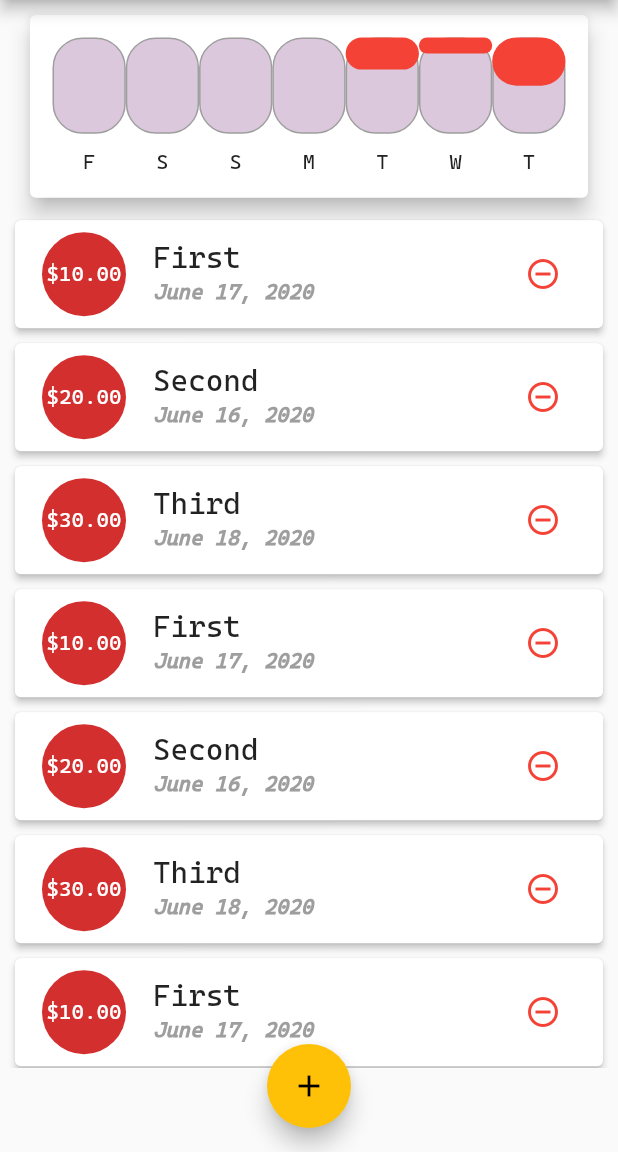
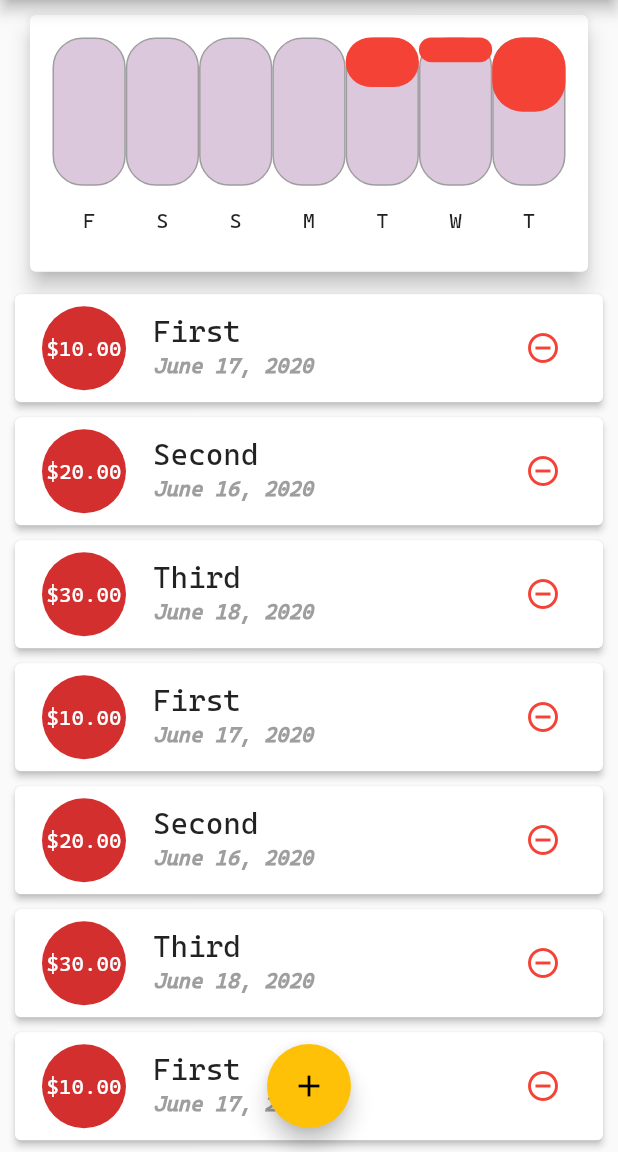
Before and after one commit to perettigiuliano/personal_expense, a Flutter app: the screen it shows after launch, on a phone screen of 412 x 824 dp, the part 84-1236 px from its top. Run offline on Flutter 3.47's test engine with Material 2 defaults, Android fonts, the phone set to English and light mode, and no system bars.

Commit message:
lesson 132

```diff
--- a/lib/main.dart
+++ b/lib/main.dart
@@ -1,5 +1,6 @@
 import 'package:flutter/material.dart';
 import 'package:flutter/rendering.dart';
+// import 'package:flutter/services.dart';
 import 'package:personal_expense/utils/utils.dart';
 import 'package:personal_expense/widgets/chart.dart';
 import 'package:personal_expense/widgets/new_transaction.dart';
@@ -8,6 +9,9 @@ import 'package:personal_expense/widgets/transaction_list.dart';
 import 'models/transaction.dart';
 
 Future<void> main() async {
+  // WidgetsFlutterBinding.ensureInitialized();
+  // SystemChrome.setPreferredOrientations(
+  //     [DeviceOrientation.portraitUp, DeviceOrientation.portraitDown]);
   runApp(MyApp());
 }
 
@@ -75,12 +79,13 @@ class _MyHomePageState extends State<MyHomePage> {
         date: DateTime.now().subtract(Duration(days: 2))),
     Transaction(id: "3", title: "Third", amount: 30.0, date: DateTime.now()),
   ];
+  bool _showChart = false;
 
-  List<Transaction> get _weekTransactions {
-    return _transactions.where((element) {
-      return element.date.isAfter(DateTime.now().subtract(Duration(days: 7)));
-    }).toList();
-  }
+  // List<Transaction> get _weekTransactions {
+  //   return _transactions.where((element) {
+  //     return element.date.isAfter(DateTime.now().subtract(Duration(days: 7)));
+  //   }).toList();
+  // }
 
   void _addTransaction(String title, double amount, DateTime date) {
     Transaction newTransaction = Transaction(
@@ -112,6 +117,8 @@ class _MyHomePageState extends State<MyHomePage> {
 
   @override
   Widget build(BuildContext context) {
+    final MediaQueryData mediaQueryData = MediaQuery.of(context);
+    final portrait = mediaQueryData.orientation == Orientation.portrait;
     final appBar = AppBar(
       actions: <Widget>[
         IconButton(
@@ -127,6 +134,14 @@ class _MyHomePageState extends State<MyHomePage> {
         ),
       ),
     );
+    final txList = Container(
+        height: Utils.calculateHeight(context, portrait ? 0.8 : 0.8,
+            appBar.preferredSize.height + mediaQueryData.padding.top),
+        child: TransactionList(_transactions, _deleteTransaction));
+    final chart = Container(
+        height: Utils.calculateHeight(context, portrait ? 0.3 : 0.8,
+            appBar.preferredSize.height + mediaQueryData.padding.top),
+        child: Chart(_transactions));
     return Scaffold(
       appBar: appBar,
       body: SingleChildScrollView(
@@ -134,14 +149,24 @@ class _MyHomePageState extends State<MyHomePage> {
             mainAxisAlignment: MainAxisAlignment.start,
             crossAxisAlignment: CrossAxisAlignment.stretch,
             children: [
-              Container(
-                  height: Utils.calculateHeight(
-                      context, 0.24, appBar.preferredSize.height),
-                  child: Chart(_transactions)),
-              Container(
-                  height: Utils.calculateHeight(
-                      context, 0.76, appBar.preferredSize.height),
-                  child: TransactionList(_transactions, _deleteTransaction))
+              Row(
+                  children: !portrait
+                      ? <Widget>[
+                          Container(
+                              margin: EdgeInsets.all(5),
+                              child: Text("Show chart")),
+                          Switch(
+                              value: _showChart,
+                              onChanged: (val) {
+                                setState(() {
+                                  _showChart = val;
+                                });
+                              })
+                        ]
+                      : []),
+              if (portrait) chart,
+              if (portrait) txList,
+              if (!portrait) _showChart ? chart : txList
             ]),
       ),
       floatingActionButtonLocation: FloatingActionButtonLocation.centerFloat,
--- a/lib/widgets/transaction-card.dart
+++ b/lib/widgets/transaction-card.dart
@@ -13,6 +13,7 @@ class TransactionCard extends StatelessWidget {
   Widget build(BuildContext context) {
     // final numberFormat = NumberFormat("#,##0.00", "it_IT");
     final numberFormat = NumberFormat.simpleCurrency();
+    final double appWidth = MediaQuery.of(context).size.width;
     return Card(
       elevation: 2,
       margin: EdgeInsets.fromLTRB(10, 5, 10, 5),
@@ -36,7 +37,18 @@ class TransactionCard extends StatelessWidget {
               fontWeight: FontWeight.bold,
               fontStyle: FontStyle.italic),
         ),
-        trailing: IconButton(
+        trailing: appWidth > 460
+            ? FlatButton.icon(
+                textColor: Theme.of(context).errorColor,
+                onPressed: () {
+                  _deleteTransactionHandler(this.trx);
+                },
+                icon: Icon(
+                  Icons.remove_circle_outline,
+                  color: Theme.of(context).errorColor,
+                ),
+                label: Text("Delete"))
+            : IconButton(
                 icon: Icon(
                   Icons.remove_circle_outline,
                   color: Theme.of(context).errorColor,
--- a/lib/widgets/transaction_list.dart
+++ b/lib/widgets/transaction_list.dart
@@ -1,4 +1,5 @@
 import 'package:flutter/material.dart';
+import 'package:personal_expense/utils/utils.dart';
 import '../models/transaction.dart';
 import 'transaction-card.dart';
 
@@ -19,6 +20,7 @@ class TransactionList extends StatelessWidget {
         scrollDirection: Axis.vertical,
       );
     } else {
+      return LayoutBuilder(builder: (context, constraints) {
         return Column(
           children: <Widget>[
             SizedBox(
@@ -32,13 +34,14 @@ class TransactionList extends StatelessWidget {
               height: 50,
             ),
             Container(
-              height: 300,
+                height: Utils.calculateHeight(constraints, 0.6),
                 child: Image.asset(
                   "assets/images/waiting.png",
                   fit: BoxFit.cover,
                 )),
           ],
         );
+      });
     }
   }
 
```
Also changed, not shown: lib/widgets/adaptive/flat_button.dart (added, +32 -0 lines), lib/widgets/new_transaction.dart (+18 -10 lines). Lines whose indentation alone changed are shown as unchanged.
